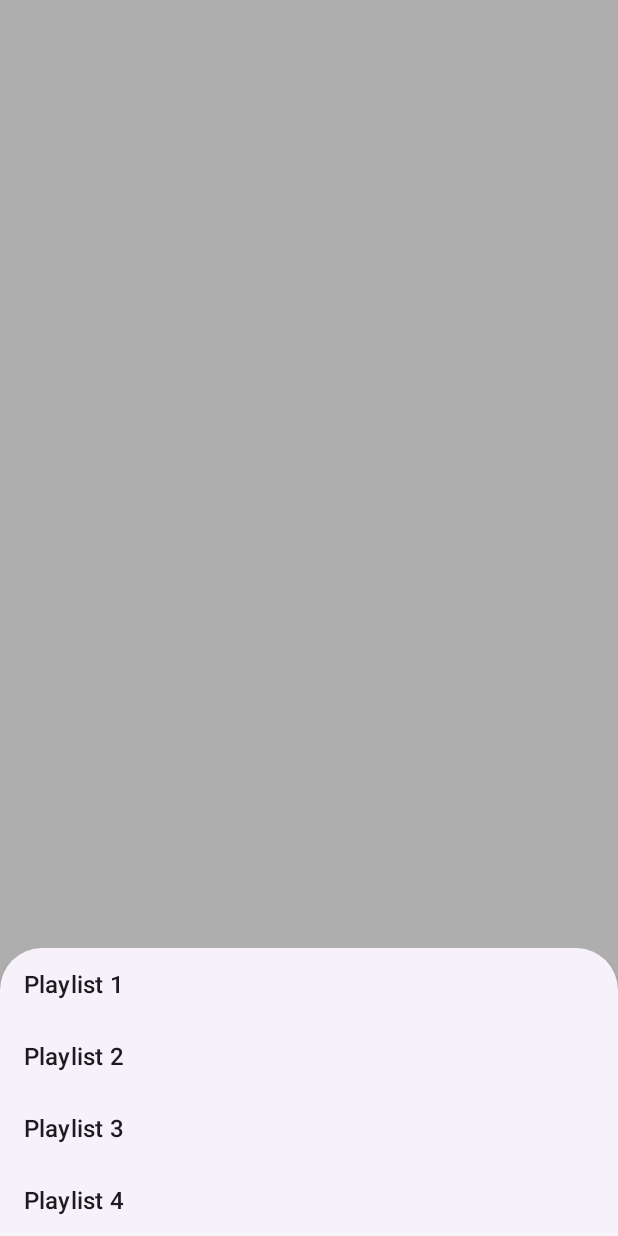
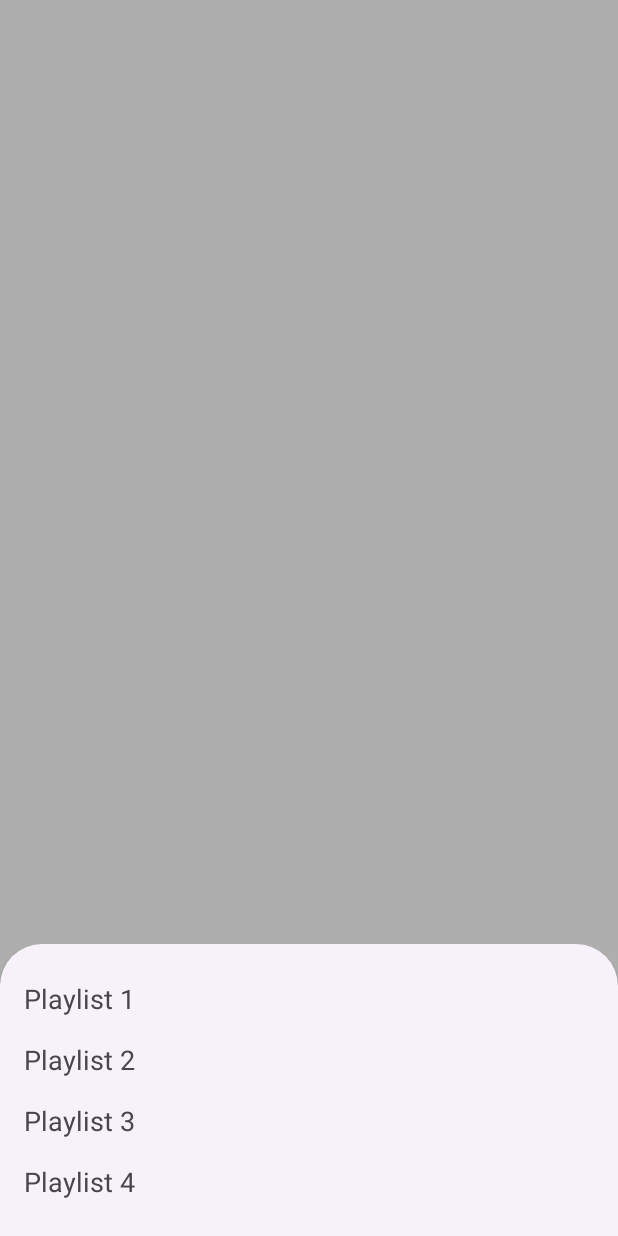
Before and after one commit to HangryCoder/MoviesApp, an Android app: the fragment PlaylistBottomSheet placed in its activity, on a phone screen of 412 x 824 dp. Run offline under Robolectric (Android 15) with nearby library versions, the phone set to English and light mode, and no system bars; our stand-ins replace Dagger/Hilt's generated code; pictures from the network do not load; 1 statement that could not run was skipped.

Commit message:
Created a Playlist adapter and added it to Bottom Sheet.

```diff
--- /dev/null
+++ b/app/src/main/java/com/example/moviesapp/model/Playlist.kt
@@ -0,0 +1,3 @@
+package com.example.moviesapp.model
+
+data class Playlist(val id: Int, val playlistName: String?, val movieIds: List<Int>? = null)
--- a/app/src/main/java/com/example/moviesapp/ui/PlaylistBottomSheet.kt
+++ b/app/src/main/java/com/example/moviesapp/ui/PlaylistBottomSheet.kt
@@ -6,12 +6,14 @@ import android.view.View
 import android.view.ViewGroup
 import android.widget.ArrayAdapter
 import com.example.moviesapp.databinding.PlaylistBottomSheetBinding
+import com.example.moviesapp.model.Playlist
+import com.example.moviesapp.ui.adapter.PlaylistAdapter
 import com.google.android.material.bottomsheet.BottomSheetDialogFragment
 
 class PlaylistBottomSheet : BottomSheetDialogFragment() {
 
     private lateinit var binding: PlaylistBottomSheetBinding
-
+    private var playlistAdapter = PlaylistAdapter()
     override fun onCreateView(
         inflater: LayoutInflater, container: ViewGroup?, savedInstanceState: Bundle?
     ): View {
@@ -26,12 +28,17 @@ class PlaylistBottomSheet : BottomSheetDialogFragment() {
             "Playlist 1", "Playlist 2", "Playlist 3", "Playlist 4"
         )
 
-        binding.listview.adapter = ArrayAdapter(
-            requireContext(), android.R.layout.simple_list_item_1, options
+        playlistAdapter.playlists = arrayListOf(
+            Playlist(1, "Playlist 1"),
+            Playlist(2, "Playlist 2"),
+            Playlist(3, "Playlist 3"),
+            Playlist(4, "Playlist 4"),
         )
+
+        binding.playlistRecyclerView.adapter = playlistAdapter
     }
 
     companion object {
-        val TAG: String = "PlayListBottomSheet"
+        const val TAG: String = "PlayListBottomSheet"
     }
 }
--- /dev/null
+++ b/app/src/main/java/com/example/moviesapp/ui/adapter/PlaylistAdapter.kt
@@ -0,0 +1,35 @@
+package com.example.moviesapp.ui.adapter
+
+import android.view.LayoutInflater
+import android.view.ViewGroup
+import androidx.recyclerview.widget.RecyclerView
+import com.example.moviesapp.databinding.ItemPlaylistBinding
+import com.example.moviesapp.model.Playlist
+
+class PlaylistAdapter : RecyclerView.Adapter<PlaylistAdapter.PlaylistViewHolder>() {
+
+    var playlists: ArrayList<Playlist>? = null
+
+    override fun onCreateViewHolder(parent: ViewGroup, viewType: Int): PlaylistViewHolder {
+        val binding =
+            ItemPlaylistBinding.inflate(LayoutInflater.from(parent.context), parent, false)
+        return PlaylistViewHolder(binding)
+    }
+
+    override fun onBindViewHolder(holder: PlaylistViewHolder, position: Int) {
+        val playlist = playlists?.get(position)
+        playlist?.let {
+            holder.bind(playlist, position)
+        }
+    }
+
+    override fun getItemCount(): Int = playlists?.size ?: 0
+
+    class PlaylistViewHolder(binding: ItemPlaylistBinding) : RecyclerView.ViewHolder(binding.root) {
+        private val playlistTextView = binding.playlistTextView
+
+        fun bind(playlist: Playlist, position: Int) {
+            playlistTextView.text = playlist.playlistName ?: "Playlist ${position + 1}"
+        }
+    }
+}
--- /dev/null
+++ b/app/src/main/res/layout/item_playlist.xml
@@ -0,0 +1,9 @@
+<?xml version="1.0" encoding="utf-8"?>
+<androidx.appcompat.widget.AppCompatTextView xmlns:android="http://schemas.android.com/apk/res/android"
+    xmlns:tools="http://schemas.android.com/tools"
+    android:id="@+id/playlist_text_view"
+    android:layout_width="match_parent"
+    android:layout_height="wrap_content"
+    android:paddingVertical="8dp"
+    android:textSize="18sp"
+    tools:text="Playlist 1" />
--- a/app/src/main/res/layout/playlist_bottom_sheet.xml
+++ b/app/src/main/res/layout/playlist_bottom_sheet.xml
@@ -1,11 +1,14 @@
 <?xml version="1.0" encoding="utf-8"?>
 <LinearLayout xmlns:android="http://schemas.android.com/apk/res/android"
+    xmlns:app="http://schemas.android.com/apk/res-auto"
     android:layout_width="match_parent"
     android:layout_height="wrap_content">
 
-    <ListView
-        android:id="@+id/listview"
+    <androidx.recyclerview.widget.RecyclerView
+        android:id="@+id/playlist_recycler_view"
         android:layout_width="match_parent"
-        android:layout_height="match_parent" />
+        android:layout_height="match_parent"
+        android:padding="16dp"
+        app:layoutManager="androidx.recyclerview.widget.LinearLayoutManager" />
 
 </LinearLayout>
```
